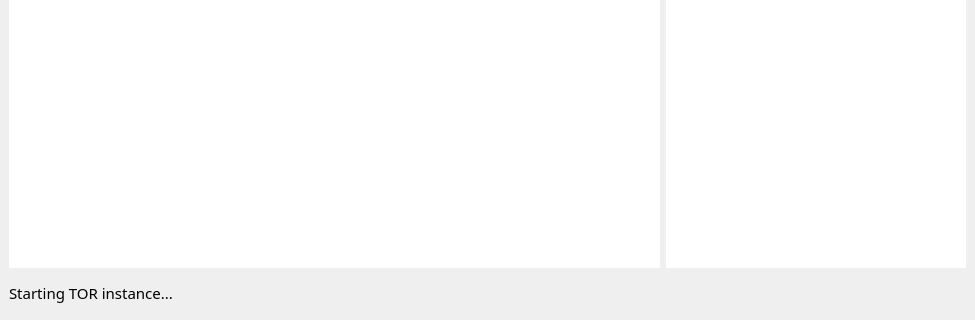
Qt form design.ui (daijro/EssayGen) before a commit; both pictures show x 0 to 975 and y 303 to 623 of the 975 by 623 pixel window.
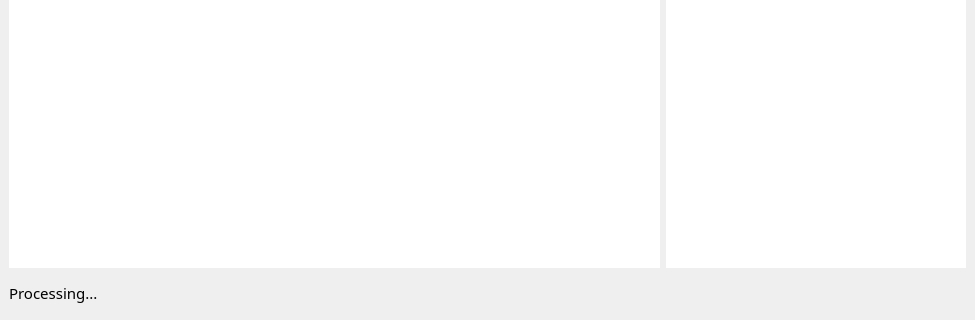
The same form after that commit. The open tabs and pages were chosen to show the change.

```diff
--- a/design.ui
+++ b/design.ui
@@ -239,7 +239,7 @@
            <item row="0" column="0">
             <widget class="QLabel" name="label_2">
              <property name="text">
-              <string>Starting TOR instance...</string>
+              <string>Processing...</string>
              </property>
             </widget>
            </item>
```
